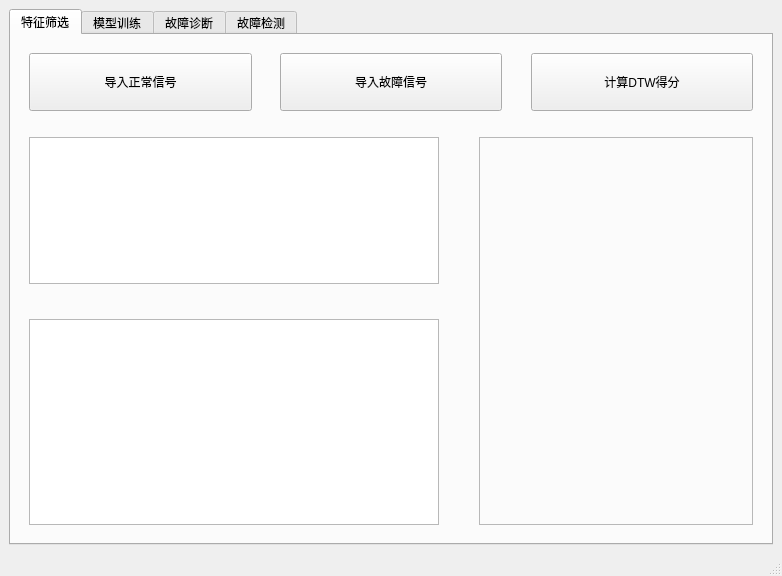
Old version of the form GUI/MainWindow.ui in the repository DuskSwan/fault_estimation_master_design.
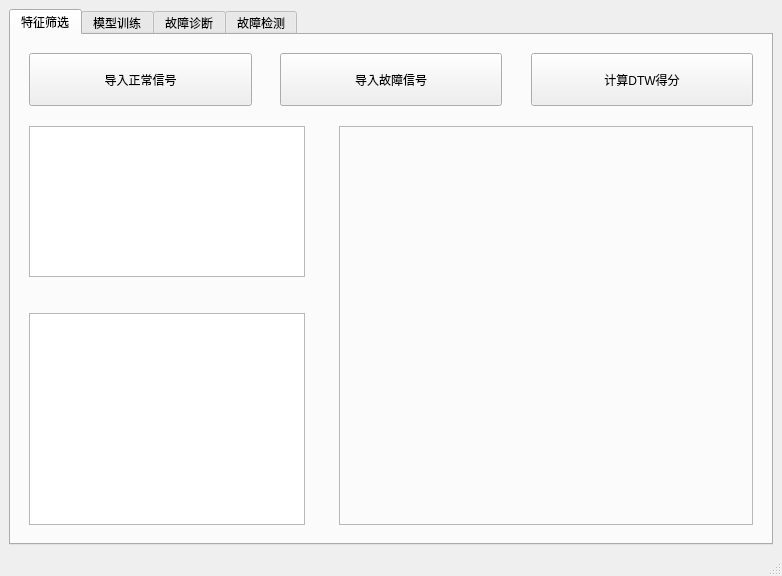
New version of the form.

Commit message: adjust size of window

```diff
--- a/GUI/MainWindow.ui
+++ b/GUI/MainWindow.ui
@@ -30,7 +30,7 @@
        <layout class="QHBoxLayout" name="horizontalLayout" stretch="0">
         <item>
          <widget class="QWidget" name="widgetInFeatures" native="true">
-          <layout class="QVBoxLayout" name="verticalLayout" stretch="3,1,20">
+          <layout class="QVBoxLayout" name="verticalLayout" stretch="4,1,30">
            <item>
             <layout class="QHBoxLayout" name="horizontalLayout_3" stretch="10,1,10,1,10">
              <item>
@@ -114,7 +114,7 @@
             </spacer>
            </item>
            <item>
-            <layout class="QGridLayout" name="gridLayout" rowstretch="5,1,7" columnstretch="12,1,8">
+            <layout class="QGridLayout" name="gridLayout" rowstretch="5,1,7" columnstretch="10,1,15">
              <item row="0" column="0">
               <widget class="QTableWidget" name="DTWWidget">
                <property name="maximumSize">
```
The commit also changes 6 other files.
